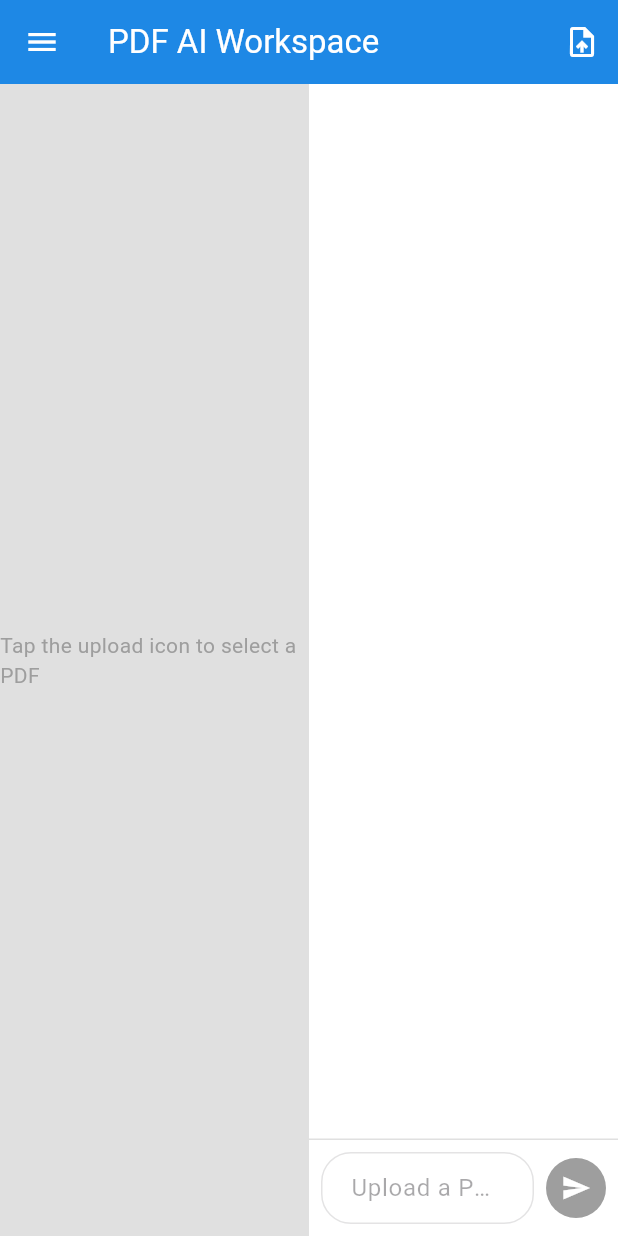
After one commit to 123EFD/recommender-api, a Flutter app: the screen it shows after launch, after a tap on the "chat bubble outline" icon, on a phone screen of 412 x 824 dp. The commit adds this screen. Run offline on Flutter 3.47's test engine with Material 3 defaults, Android fonts, the phone set to English and light mode, and no system bars; our stand-ins replace file_picker, flutter_markdown, shared_preferences; missing offline and left inert: syncfusion_flutter_pdfviewer; network calls fail.

Commit message:
Add Syncfusion PDF Viewer and related dependencies; implement PDF chat functionality
- Integrated Syncfusion PDF Viewer for displaying PDFs in the app.
- Added file picker functionality to upload PDFs.
- Implemented chat interface for interacting with uploaded PDFs.
- Introduced persistent chat history using SharedPreferences.
- Updated pubspec.yaml and pubspec.lock to include new dependencies.
- Modified platform-specific plugin registration for Linux and Windows.
- Added devtools_options.yaml for Dart & Flutter DevTools configuration.
- Updated web index.html to include PDF.js for enhanced PDF handling.

```diff
--- /dev/null
+++ b/recommender_api/devtools_options.yaml
@@ -0,0 +1,3 @@
+description: This file stores settings for Dart & Flutter DevTools.
+documentation: https://docs.flutter.dev/tools/devtools/extensions#configure-extension-enablement-states
+extensions:
--- a/recommender_api/lib/main.dart
+++ b/recommender_api/lib/main.dart
@@ -1,3 +1,4 @@
+import 'pdf_chat_screen.dart';
 import 'package:flutter/material.dart';
 import 'dart:convert';
 import 'package:http/http.dart' as http;
@@ -18,7 +19,7 @@ class MyApp extends StatelessWidget {
         primarySwatch: Colors.blue,
         scaffoldBackgroundColor: Colors.grey[100], // Like Tailwind bg-gray-100
       ),
-      home: const StudentProfileScreen(),
+      home: const SplitScreenTest(),
     );
   }
 }
@@ -39,8 +40,12 @@ class StudentProfileScreen extends StatefulWidget {
 
 class _StudentProfileScreenState extends State<StudentProfileScreen> {
   // 1. Setup State Variables (Equivalent to JS variables)
-  final TextEditingController _sscController = TextEditingController(text: '3.5');
-  final TextEditingController _lastGpaController = TextEditingController(text: '3.0');
+  final TextEditingController _sscController = TextEditingController(
+    text: '3.5',
+  );
+  final TextEditingController _lastGpaController = TextEditingController(
+    text: '3.0',
+  );
 
   int _selectedAttendance = 3;
   int _selectedPreparation = 2;
@@ -116,7 +121,10 @@ class _StudentProfileScreenState extends State<StudentProfileScreen> {
     final Uri url = Uri.parse(urlString);
 
     if (await canLaunchUrl(url)) {
-      await launchUrl(url, mode:LaunchMode.externalApplication);//open in Chrome/Safari
+      await launchUrl(
+        url,
+        mode: LaunchMode.externalApplication,
+      ); //open in Chrome/Safari
     } else {
       debugPrint('Could not launch $urlString');
     }
@@ -128,8 +136,20 @@ class _StudentProfileScreenState extends State<StudentProfileScreen> {
     return Scaffold(
       appBar: AppBar(
         title: const Text('Student Academic Profile'),
-        elevation: 0,
+        actions: [
+          IconButton(
+            icon: const Icon(Icons.chat_bubble_outline),
+            onPressed: () {
+              //href link
+              Navigator.push(
+                context,
+                MaterialPageRoute(builder: (context) => const PdfChatScreen()),
+              );
+            },
           ),
+        ],
+      ),
+
       // SingleChildScrollView prevents keyboard overflow errors!
       body: SingleChildScrollView(
         padding: const EdgeInsets.all(16.0), // Tailwind p-6
@@ -145,7 +165,10 @@ class _StudentProfileScreenState extends State<StudentProfileScreen> {
                   ),
                   const SizedBox(width: 16), // Gap between inputs
                   Expanded(
-                    child: _buildTextField('Last Semester GPA', _lastGpaController),
+                    child: _buildTextField(
+                      'Last Semester GPA',
+                      _lastGpaController,
+                    ),
                   ),
                 ],
               ),
@@ -155,7 +178,12 @@ class _StudentProfileScreenState extends State<StudentProfileScreen> {
               _buildDropdown(
                 label: 'Class Attendance',
                 value: _selectedAttendance,
-                items: const {1: 'Below 40%', 2: '40%-59%', 3: '60%-79%', 4: '80%-100%'},
+                items: const {
+                  1: 'Below 40%',
+                  2: '40%-59%',
+                  3: '60%-79%',
+                  4: '80%-100%',
+                },
                 onChanged: (val) => setState(() => _selectedAttendance = val!),
               ),
               const SizedBox(height: 16),
@@ -163,14 +191,21 @@ class _StudentProfileScreenState extends State<StudentProfileScreen> {
               _buildDropdown(
                 label: 'Daily Study Preparation',
                 value: _selectedPreparation,
-                items: const {1: '0-1 hour', 2: '2-3 hours', 3: 'More than 3 hours'},
+                items: const {
+                  1: '0-1 hour',
+                  2: '2-3 hours',
+                  3: 'More than 3 hours',
+                },
                 onChanged: (val) => setState(() => _selectedPreparation = val!),
               ),
 
               const Divider(height: 40, thickness: 1),
 
               // --- Dynamic Courses Section ---
-              const Text('Current Semester Courses', style: TextStyle(fontWeight: FontWeight.bold)),
+              const Text(
+                'Current Semester Courses',
+                style: TextStyle(fontWeight: FontWeight.bold),
+              ),
               const SizedBox(height: 10),
 
               // Map over our list of classes to draw the rows
@@ -187,7 +222,10 @@ class _StudentProfileScreenState extends State<StudentProfileScreen> {
                           decoration: const InputDecoration(
                             hintText: 'Code (e.g. WIA1006)',
                             border: OutlineInputBorder(),
-                            contentPadding: EdgeInsets.symmetric(horizontal: 10, vertical: 0)
+                            contentPadding: EdgeInsets.symmetric(
+                              horizontal: 10,
+                              vertical: 0,
+                            ),
                           ),
                         ),
                       ),
@@ -196,11 +234,16 @@ class _StudentProfileScreenState extends State<StudentProfileScreen> {
                         width: 80, // Force a small width for the grade box
                         child: TextFormField(
                           controller: course.gradeController,
-                          keyboardType: const TextInputType.numberWithOptions(decimal: true), // Pops up number pad!
+                          keyboardType: const TextInputType.numberWithOptions(
+                            decimal: true,
+                          ), // Pops up number pad!
                           decoration: const InputDecoration(
                             hintText: 'Grade',
                             border: OutlineInputBorder(),
-                            contentPadding: EdgeInsets.symmetric(horizontal: 10, vertical: 0)
+                            contentPadding: EdgeInsets.symmetric(
+                              horizontal: 10,
+                              vertical: 0,
+                            ),
                           ),
                         ),
                       ),
@@ -212,7 +255,7 @@ class _StudentProfileScreenState extends State<StudentProfileScreen> {
                             _courses.removeAt(index);
                           });
                         },
-                      )
+                      ),
                     ],
                   ),
                 );
@@ -238,9 +281,13 @@ class _StudentProfileScreenState extends State<StudentProfileScreen> {
                   width: double.infinity,
                   padding: const EdgeInsets.all(16),
                   decoration: BoxDecoration(
-                      color: _predictionResult!['needs_resources'] ? Colors.red[50] : Colors.green[50],
+                    color: _predictionResult!['needs_resources']
+                        ? Colors.red[50]
+                        : Colors.green[50],
                     border: Border.all(
-                        color: _predictionResult!['needs_resources'] ? Colors.red[300]! : Colors.green[300]!,
+                      color: _predictionResult!['needs_resources']
+                          ? Colors.red[300]!
+                          : Colors.green[300]!,
                     ),
                     borderRadius: BorderRadius.circular(8),
                   ),
@@ -251,7 +298,9 @@ class _StudentProfileScreenState extends State<StudentProfileScreen> {
                         style: TextStyle(
                           fontWeight: FontWeight.bold,
                           fontSize: 16,
-                          color: _predictionResult!['needs_resources'] ? Colors.red[800] : Colors.green[800],
+                          color: _predictionResult!['needs_resources']
+                              ? Colors.red[800]
+                              : Colors.green[800],
                         ),
                         textAlign: TextAlign.center,
                       ),
@@ -260,6 +309,26 @@ class _StudentProfileScreenState extends State<StudentProfileScreen> {
                         "Risk Score: ${_predictionResult!['confidence_score']}%",
                         style: const TextStyle(fontSize: 14),
                       ),
+
+                      //Dynamic injection of resource
+                      if (_predictionResult!['resource_links'] != null &&
+                          (_predictionResult!['resource_links'] as List)
+                              .isNotEmpty) ...[
+                        const SizedBox(height: 16),
+                        const Text(
+                          'Recommended Resources:',
+                          style: TextStyle(fontWeight: FontWeight.bold),
+                        ),
+
+                        //map over the array of JSON objects, convert into cards using spread operator
+                        ...(_predictionResult!['resource_links'] as List).map((
+                          res,
+                        ) {
+                          return _buildResourceCard(
+                            res as Map<String, dynamic>,
+                          );
+                        }),
+                      ],
                     ],
                   ),
                 ),
@@ -274,9 +343,12 @@ class _StudentProfileScreenState extends State<StudentProfileScreen> {
                     foregroundColor: Colors.white,
                   ),
                   onPressed: _analyzeNeeds,
-                  child: const Text('Analyze Needs with AI', style: TextStyle(fontSize: 16, fontWeight: FontWeight.bold)),
+                  child: const Text(
+                    'Analyze Needs with AI',
+                    style: TextStyle(fontSize: 16, fontWeight: FontWeight.bold),
                   ),
-              )
+                ),
+              ),
             ],
           ),
         ),
@@ -289,7 +361,10 @@ class _StudentProfileScreenState extends State<StudentProfileScreen> {
     return Column(
       crossAxisAlignment: CrossAxisAlignment.start,
       children: [
-        Text(label, style: const TextStyle(fontSize: 12, fontWeight: FontWeight.w500)),
+        Text(
+          label,
+          style: const TextStyle(fontSize: 12, fontWeight: FontWeight.w500),
+        ),
         const SizedBox(height: 4),
         TextFormField(
           controller: controller,
@@ -313,7 +388,10 @@ class _StudentProfileScreenState extends State<StudentProfileScreen> {
     return Column(
       crossAxisAlignment: CrossAxisAlignment.start,
       children: [
-        Text(label, style: const TextStyle(fontSize: 12, fontWeight: FontWeight.w500)),
+        Text(
+          label,
+          style: const TextStyle(fontSize: 12, fontWeight: FontWeight.w500),
+        ),
         const SizedBox(height: 4),
         DropdownButtonFormField<int>(
           value: value,
@@ -353,25 +431,69 @@ class _StudentProfileScreenState extends State<StudentProfileScreen> {
     return Card(
       elevation: 2,
       margin: const EdgeInsets.only(top: 8.0),
-      child : ListTile(
+      child: ListTile(
         leading: Icon(icon, color: iconColor, size: 32),
         title: Text(
           resource['title'],
-          style: const TextStyle(fontWeight: FontWeight.bold, fontSize: 14)
+          style: const TextStyle(fontWeight: FontWeight.bold, fontSize: 14),
         ),
         subtitle: Column(
           crossAxisAlignment: CrossAxisAlignment.start,
           children: [
             Text(
               "${resource['course_code']} - ${resource['resource_type'].toUpperCase()}",
-              style: const TextStyle(fontSize: 12, color: Colors.blueGrey, fontWeight: FontWeight.bold)
+              style: const TextStyle(
+                fontSize: 12,
+                color: Colors.blueGrey,
+                fontWeight: FontWeight.bold,
+              ),
             ),
 
             //resource explanation
-          if (resource['explanation'] != null && resource['explanation'].toString().isNotEmpty )
-          ]
-        )
-      )
-    )
+            if (resource['explanation'] != null &&
+                resource['explanation'].toString().isNotEmpty)
+              Padding(
+                padding: const EdgeInsets.only(top: 4.0),
+                child: Text(
+                  resource['explanation'],
+                  style: const TextStyle(
+                    fontStyle: FontStyle.italic,
+                    fontSize: 12,
+                  ),
+                ),
+              ),
+          ],
+        ),
+        trailing: const Icon(
+          Icons.arrow_forward_ios,
+          size: 16,
+        ), //arrow on the right
+        //clickable card
+        onTap: () => _launchURL(resource['url']),
+      ),
+    );
   }
 }
+
+class SplitScreenTest extends StatelessWidget {
+  const SplitScreenTest({super.key});
+
+  @override
+  Widget build(BuildContext context) {
+    return Scaffold(
+      body: Row(
+        children: [
+          Expanded(flex: 1, child: const StudentProfileScreen()),
+
+          const VerticalDivider(
+            width: 2,
+            thickness: 2,
+            color: Colors.purpleAccent,
+          ),
+
+          Expanded(flex: 1, child: const PdfChatScreen()),
+        ],
+      ),
+    );
+  }
+}
--- /dev/null
+++ b/recommender_api/lib/pdf_chat_screen.dart
@@ -0,0 +1,366 @@
+import 'dart:typed_data';
+import 'package:flutter/material.dart';
+import 'package:file_picker/file_picker.dart';
+import 'package:syncfusion_flutter_pdfviewer/pdfviewer.dart';
+import 'package:flutter_markdown/flutter_markdown.dart';
+import 'dart:convert';
+import 'package:http/http.dart' as http;
+//import 'dart:io';
+import 'package:shared_preferences/shared_preferences.dart';
+
+class PdfChatScreen extends StatefulWidget {
+  const PdfChatScreen({super.key});
+
+  @override
+  State<PdfChatScreen> createState() => _PdfChatScreenState();
+}
+
+class _PdfChatScreenState extends State<PdfChatScreen> {
+  List<String> _pdfLibrary = [];
+
+  // IP helper (Use 10.0.2.2 for Android Emulator, 127.0.0.1 for Web/iOS)
+  final String _baseUrl = "http://127.0.0.1:8000";
+
+  // --- SEGMENT 2: State Variables ---
+  Uint8List? _pdfBytes;
+  String _pdfName = "";
+  bool _isProcessingPdf = false;
+
+  final TextEditingController _chatController = TextEditingController();
+  bool _isAiThinking = false;
+
+  //persistent chat history using Map(Dictionary) instead of single List
+  // The 'String' is the filename ; The 'List' is the chat history for that file.
+  Map<String, List<Map<String, String>>> _chatSessions = {};
+  List<Map<String, String>> _currentActiveChat = [];
+
+  Future<void> _fetchLibrary() async {
+    try {
+      final response = await http.get(Uri.parse('$_baseUrl/library'));
+
+      if (response.statusCode == 200) {
+        List<dynamic> data = jsonDecode(response.body);
+
+        setState(() {
+          _pdfLibrary = data.cast<String>();
+          //cast<R> used on collections for type checking, more flexible than as keyword
+        });
+      }
+    } catch (e) {
+        debugPrint("Library Fetch Error: $e");
+    }
+  }
+
+  //switching folder logic
+  void _loadChatForFile(String filename) {
+    setState(() {
+      _pdfName = filename;
+
+      if (_chatSessions.containsKey(filename)) {
+        //chekc history for the file and load it
+        _currentActiveChat = _chatSessions[filename]!;
+      } else {
+        _chatSessions[filename] = [];
+        _currentActiveChat = _chatSessions[filename]!;
+      }
+    });
+  }
+
+  //save history even after restart (encode -> decode)
+  Future<void> _saveToDisk() async {
+    final prefs = await SharedPreferences.getInstance(); //get access to phone's hard drives
+    String jsonString = jsonEncode(_chatSessions);
+    await prefs.setString("saved_chat_history", jsonString);//save through key-value pair
+  }
+
+  //saves message to the currently active chat
+  void _saveMessage(String role, String text) {
+    setState(() {
+      _currentActiveChat.add({"role": role, "text": text});
+      _chatSessions[_pdfName] = _currentActiveChat;
+      _saveToDisk(); //save every time a new message is added
+    });
+  }
+
+ //load history from disk when app starts
+  @override
+  void initState() {
+    super.initState();
+    _loadCabinetFromDisk(); //initiate the hard drive for chat memory
+    _fetchLibrary(); //fetch pdf library from backend when app starts
+  }
+
+  Future<void> _loadCabinetFromDisk() async {
+    final prefs = await SharedPreferences.getInstance();
+    String? jsonString = prefs.getString("saved_chat_history");
+
+    if (jsonString != null) {
+      Map<String, dynamic> decodedData = jsonDecode(jsonString); //return dynamic type
+
+      //just imagine cabinet as pdf history storage, contain chat history
+      Map<String, List<Map<String, String>>> restoredCabinet = {};
+
+      decodedData.forEach((key, value) {
+        restoredCabinet[key] = List<Map<String, String>>.from(
+          (value as List).map((item) => Map<String, String>.from(item))
+        );
+      });
+
+      // 4. Update state to restore memory
+      setState(() {
+        _chatSessions = restoredCabinet;
+      });
+    }
+  }
+
+  //  PDF Upload Logic
+  Future<void> _pickAndUploadPdf() async {
+    // Open the phone's native file browser
+    FilePickerResult? result = await FilePicker.platform.pickFiles(
+      type: FileType.custom,
+      allowedExtensions: ['pdf'],
+      withData: true, //load file into memory
+    );
+
+    if (result != null) {
+      setState(() {
+        _pdfBytes = result.files.single.bytes;
+        _pdfName = result.files.single.name;
+        _isProcessingPdf = true;
+      });
+
+      try {
+        var request = http.MultipartRequest('POST', Uri.parse('$_baseUrl/upload-pdf'));
+        //send bytes since path will be block by web
+        request.files.add(
+          http.MultipartFile.fromBytes(
+            'file',
+            _pdfBytes!,
+            filename: _pdfName
+            )
+        );
+
+        var streamedResponse = await request.send();
+        var response = await http.Response.fromStream(streamedResponse);
+
+        if (response.statusCode == 200) {
+          var data = jsonDecode(response.body);
+
+          _loadChatForFile(data['filename']);
+
+          if (_currentActiveChat.isEmpty) {
+            _saveMessage("ai", "✅ Successfully loaded ${data['chunks_processed']} chunks. What would you like to know?");
+          }
+        }
+      } catch (e) {
+        _saveMessage("ai", "❌ Upload failed: $e");
+      } finally {
+        setState(() => _isProcessingPdf = false);
+      }
+    }
+  }
+
+  // --- SEGMENT 4: AI Chat Logic ---
+  Future<void> _sendMessage() async {
+    String question = _chatController.text.trim();
+    if (question.isEmpty || _pdfName.isEmpty) return;
+
+    _saveMessage("user", question);
+    setState(() {
+      _chatController.clear();
+      _isAiThinking = true;
+    });
+
+    try {
+      final response = await http.post(
+        Uri.parse('$_baseUrl/chat'),
+        headers: {'Content-Type': 'application/json'},
+        body: jsonEncode({
+          "question": question,
+          "filename": _pdfName
+        }),
+      );
+
+      if (response.statusCode == 200) {
+        var data = jsonDecode(response.body);
+        setState(() {
+          _saveMessage("ai", data['answer']);
+        });
+      } else {
+        throw Exception("Server Error");
+      }
+    } catch (e) {
+      _saveMessage("ai", "⚠️ AI Connection Error: $e");
+    } finally {
+      setState(() => _isAiThinking = false);
+    }
+  }
+
+  // --- SEGMENT 5: The UI Layout ---
+  @override
+  Widget build(BuildContext context) {
+    return Scaffold(
+      appBar: AppBar(
+        title: const Text('PDF AI Workspace'),
+        backgroundColor: Colors.blue[600],
+        foregroundColor: Colors.white,
+        actions: [
+          IconButton(
+            icon: const Icon(Icons.upload_file),
+            onPressed: _isProcessingPdf ? null : _pickAndUploadPdf,
+            tooltip: 'Upload PDF',
+          )
+        ],
+      ),
+
+      drawer: Drawer(
+        child: ListView(
+          padding: EdgeInsets.zero,
+          children: [
+            const DrawerHeader(
+              decoration: BoxDecoration(color: Colors.blue),
+              child: Text(
+                'Your PDF Library',
+                style: TextStyle(color: Colors.white, fontSize: 24)
+              ),
+            ),
+
+            if (_pdfLibrary.isEmpty)
+              const Padding(
+                padding: EdgeInsets.all(16.0),
+                child: Text("No PDFs uploaded yet.", style: TextStyle(color: Colors.orangeAccent)),
+              ),
+
+              ..._pdfLibrary.map((filename) {
+                return ListTile(
+                  leading: const Icon(Icons.picture_as_pdf, color: Colors.redAccent),
+                  title: Text(filename, style: const TextStyle(fontWeight: FontWeight.w500)),
+                  trailing: const Icon(Icons.chevron_right, size: 16),
+                  onTap: () {
+                    Navigator.pop(context);
+
+                    _loadChatForFile(filename);
+                  },
+                );
+              }),
+          ],
+        ),
+      ),
+
+      body: Row(
+        children: [
+          // TOP HALF: The PDF Viewer
+          Expanded(
+            flex: 5,
+            child: Container(
+              color: Colors.grey[300],
+              child: _isProcessingPdf
+                  ? const Center(child: CircularProgressIndicator())
+                  : _pdfBytes != null
+                      ? SfPdfViewer.memory(_pdfBytes!)
+                      : const Center(
+                          child: Text(
+                            "Tap the upload icon to select a PDF",
+                            style: TextStyle(color: Colors.grey)
+                          )
+                        ),
+            ),
+          ),
+
+          // BOTTOM HALF: The Chat Interface
+          Expanded(
+            flex: 5,
+            child: Container(
+              color: Colors.white,
+              child: Column(
+                children: [
+                  // The Scrollable Message List
+                  Expanded(
+                    child: ListView.builder(
+                      padding: const EdgeInsets.all(16),
+                      itemCount: _currentActiveChat.length,
+                      itemBuilder: (context, index) {
+                        var msg = _currentActiveChat[index];
+                        bool isUser = msg['role'] == 'user';
+
+                        return Align(
+                          alignment: isUser ? Alignment.centerRight : Alignment.centerLeft,
+                          child: Container(
+                            margin: const EdgeInsets.only(bottom: 12),
+                            padding: const EdgeInsets.all(12),
+                            decoration: BoxDecoration(
+                              color: isUser ? Colors.blue[600] : Colors.grey[200],
+                              borderRadius: BorderRadius.circular(12),
+                            ),
+                            child: isUser
+                              ? Text(
+                                  msg['text']!,
+                                  style: const TextStyle(color: Colors.white)
+                                )
+                              : MarkdownBody(
+                                  data: msg['text']!,
+                                  styleSheet: MarkdownStyleSheet(
+                                    p: const TextStyle(fontSize: 14),
+                                  ),
+                              ), // Renders AI Markdown perfectly
+                          ),
+                        );
+                      },
+                    ),
+                  ),
+
+                  // "Thinking" Indicator
+                  if (_isAiThinking)
+                    const Padding(
+                      padding: EdgeInsets.all(8.0),
+                      child: Text(
+                        "AI is searching notes...",
+                        style: TextStyle(fontStyle: FontStyle.italic, color: Colors.grey)
+                      ),
+                    ),
+
+                  // The Bottom Input Bar
+                  Container(
+                    padding: const EdgeInsets.symmetric(horizontal: 8, vertical: 8),
+                    decoration: BoxDecoration(
+                      color: Colors.white,
+                      border: Border(top: BorderSide(color: Colors.grey[300]!))
+                    ),
+                    child: Row(
+                      children: [
+                        Expanded(
+                          child: TextField(
+                            controller: _chatController,
+                            decoration: InputDecoration(
+                              hintText: _pdfName.isEmpty
+                                  ? "Upload a PDF first..."
+                                  : "Ask about the PDF...",
+                              border: OutlineInputBorder(
+                                borderRadius: BorderRadius.circular(20)
+                              ),
+                              contentPadding: const EdgeInsets.symmetric(horizontal: 16),
+                            ),
+                            enabled: _pdfName.isNotEmpty,
+                            onSubmitted: (_) => _sendMessage(),
+                          ),
+                        ),
+                        const SizedBox(width: 8),
+                        CircleAvatar(
+                          backgroundColor: _pdfName.isEmpty ? Colors.grey : Colors.blue[600],
+                          child: IconButton(
+                            icon: const Icon(Icons.send, color: Colors.white, size: 20),
+                            onPressed: _pdfName.isEmpty ? null : _sendMessage,
+                          ),
+                        ),
+                      ],
+                    ),
+                  )
+                ],
+              ),
+            ),
+          ),
+        ],
+      ),
+    );
+  }
+}
--- a/recommender_api/pubspec.yaml
+++ b/recommender_api/pubspec.yaml
@@ -36,6 +36,10 @@ dependencies:
   cupertino_icons: ^1.0.8
   http: ^1.6.0
   url_launcher: ^6.3.2
+  file_picker: ^10.3.10
+  syncfusion_flutter_pdfviewer: ^32.2.9
+  flutter_markdown: ^0.7.7+1
+  shared_preferences: ^2.5.4
 
 dev_dependencies:
   flutter_test:
```
Also changed, not shown: recommender_api/pubspec.lock, 6 other files. Lines whose indentation alone changed are shown as unchanged.
